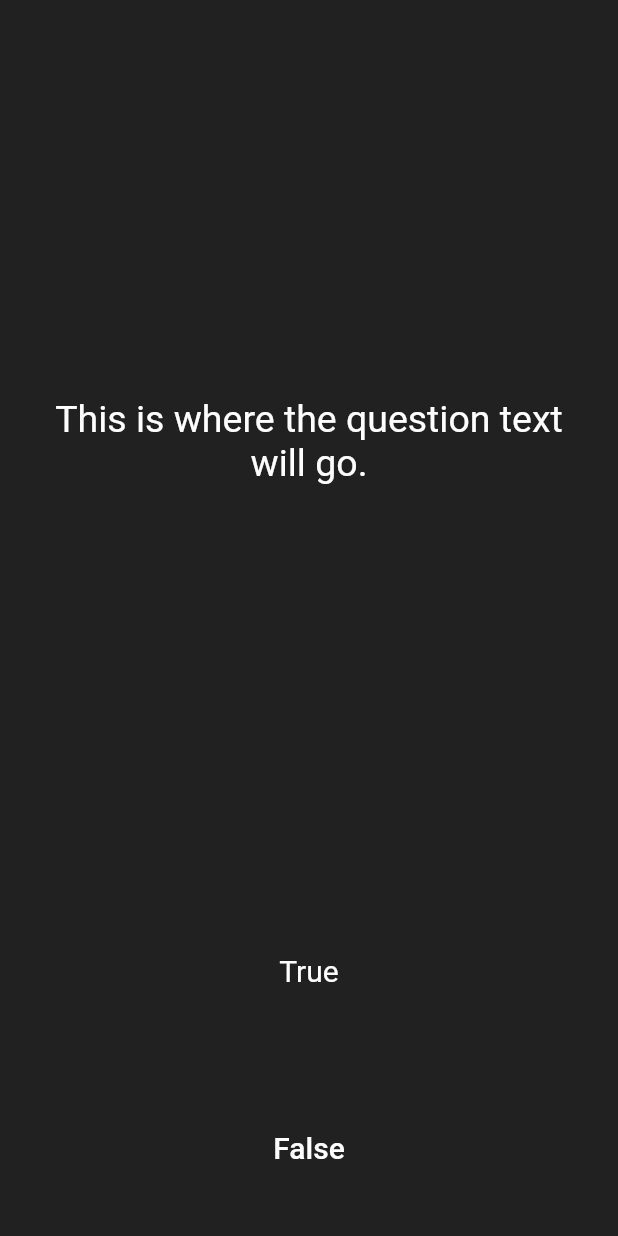
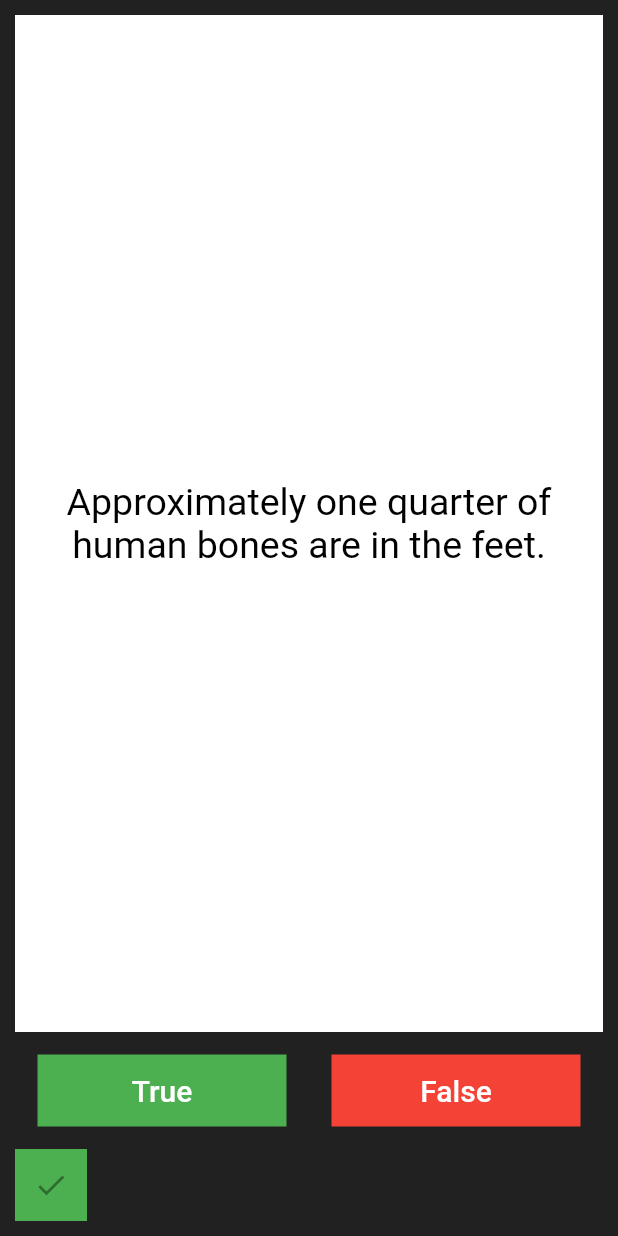
Before and after one commit to casmirchuks/quizzler-flutter, a Flutter app: the screen it shows after launch, after a tap on "True", on a phone screen of 412 x 824 dp. Run offline on Flutter 3.47's test engine with Material 2 defaults, Android fonts, the phone set to English and light mode, and no system bars.

Commit message:
feature/question-screen

```diff
--- a/lib/main.dart
+++ b/lib/main.dart
@@ -10,7 +10,7 @@ class Quizzler extends StatelessWidget {
         backgroundColor: Colors.grey.shade900,
         body: SafeArea(
           child: Padding(
-            padding: EdgeInsets.symmetric(horizontal: 10.0),
+            padding: EdgeInsets.symmetric(horizontal: 10.0, vertical: 10.0),
             child: QuizPage(),
           ),
         ),
@@ -20,11 +20,20 @@ class Quizzler extends StatelessWidget {
 }
 
 class QuizPage extends StatefulWidget {
+  final int winsScore = 0;
+
   @override
   _QuizPageState createState() => _QuizPageState();
 }
 
 class _QuizPageState extends State<QuizPage> {
+  int index = 0;
+  List<Ink> scoreBoard = [];
+  List<String> questions = [
+    'You can lead a cow down stairs but not up stairs.',
+    'Approximately one quarter of human bones are in the feet.',
+    'A slug\'s blood is green.',
+  ];
   @override
   Widget build(BuildContext context) {
     return Column(
@@ -32,17 +41,65 @@ class _QuizPageState extends State<QuizPage> {
       crossAxisAlignment: CrossAxisAlignment.stretch,
       children: <Widget>[
         Expanded(
-          flex: 5,
+          // flex: 3,
+          child: Ink(
+            decoration: const ShapeDecoration(
+              color: Colors.white,
+              shape: Border(),
+            ),
             child: Padding(
               padding: EdgeInsets.all(10.0),
               child: Center(
                 child: Text(
-                'This is where the question text will go.',
+                  questions[index],
                   textAlign: TextAlign.center,
                   style: TextStyle(
                     fontSize: 25.0,
+                    color: Colors.black,
+                  ),
+                ),
+              ),
+            ),
+          ),
+        ),
+        Row(
+          mainAxisAlignment: MainAxisAlignment.spaceBetween,
+          children: [
+            Expanded(
+              child: Padding(
+                padding: EdgeInsets.all(15.0),
+                child: Ink(
+                  decoration: const ShapeDecoration(
+                    color: Colors.green,
+                    shape: Border(),
+                  ),
+                  child: TextButton(
+                    child: Text(
+                      'True',
+                      style: TextStyle(
+                        fontSize: 20.0,
                         color: Colors.white,
                       ),
+                    ),
+                    onPressed: () {
+                      setState(() {
+                        scoreBoard.add(
+                          Ink(
+                            decoration: const ShapeDecoration(
+                              color: Colors.green,
+                              shape: Border(),
+                            ),
+                            child: IconButton(
+                              icon: const Icon(Icons.check),
+                              color: Colors.white,
+                            ),
+                          ),
+                        );
+                        index++;
+                        print("Question number: $index" );
+                      });
+                      //The user picked false.
+                    },
                   ),
                 ),
               ),
@@ -50,31 +107,12 @@ class _QuizPageState extends State<QuizPage> {
             Expanded(
               child: Padding(
                 padding: EdgeInsets.all(15.0),
+                child: Ink(
+                  decoration: const ShapeDecoration(
+                    color: Colors.red,
+                    shape: Border(),
+                  ),
                   child: TextButton(
-              style: TextButton.styleFrom(
-                textStyle: TextStyle(
-                    // color: Colors.green,
-                    // textColor: Colors.white,
-                    ),
-              ),
-              child: Text(
-                'True',
-                style: TextStyle(
-                  color: Colors.white,
-                  fontSize: 20.0,
-                ),
-              ),
-              onPressed: () {
-                //The user picked true.
-              },
-            ),
-          ),
-        ),
-        Expanded(
-          child: Padding(
-            padding: EdgeInsets.all(15.0),
-            child: TextButton(
-              // color: Colors.red,
                     child: Text(
                       'False',
                       style: TextStyle(
@@ -83,20 +121,34 @@ class _QuizPageState extends State<QuizPage> {
                       ),
                     ),
                     onPressed: () {
+                      setState(() {
+                        scoreBoard.add(
+                          Ink(
+                            decoration: const ShapeDecoration(
+                              color: Colors.red,
+                              shape: Border(),
+                            ),
+                            child: IconButton(
+                              icon: const Icon(Icons.close),
+                              color: Colors.white,
+                            ),
+                          ),
+                        );
+                        index--;
+                        print(index);
+                      });
                       //The user picked false.
                     },
                   ),
                 ),
               ),
-
+            ),
+          ],
+        ),
+        // SizedBox(height: 10,),
+        Row(children: scoreBoard)
         //TODO: Add a Row here as your score keeper
       ],
     );
   }
 }
-
-/*
-question1: 'You can lead a cow down stairs but not up stairs.', false,
-question2: 'Approximately one quarter of human bones are in the feet.', true,
-question3: 'A slug\'s blood is green.', true,
-*/
```
Lines whose indentation alone changed are shown as unchanged.
